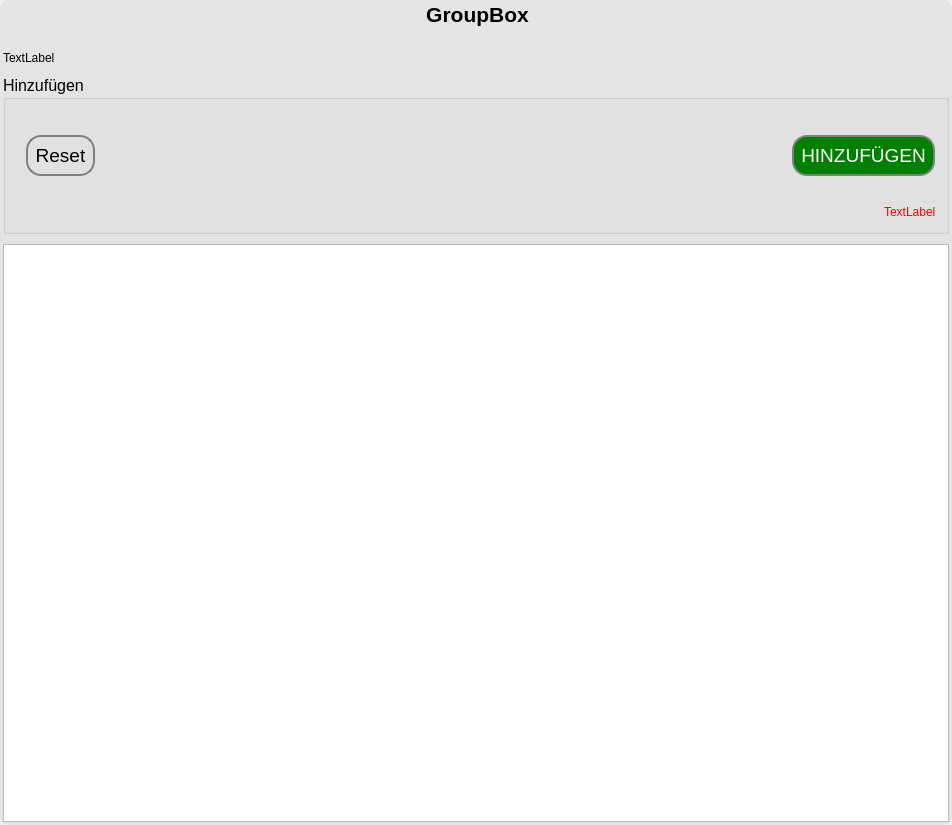
The window that fim/gui/form/array_field.ui (b-lack/qgis-fim-plugin) describes before a commit, drawn with Qt 5.
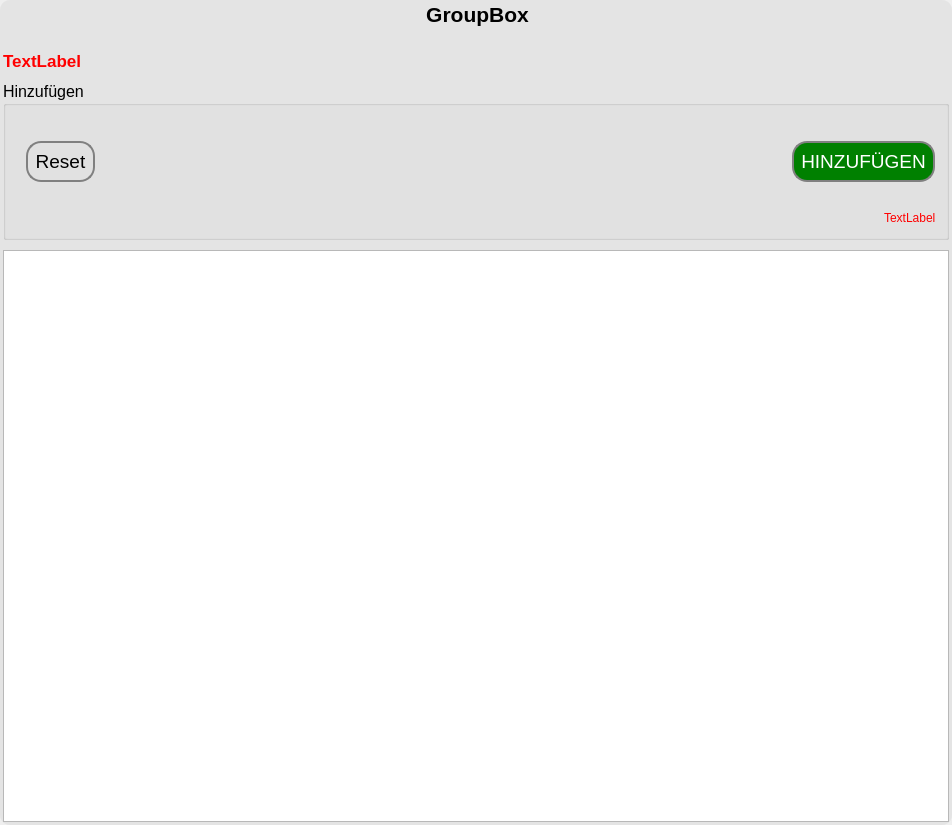
The same window after the commit. Custom widgets are drawn as their Qt base class.

Patch:
```diff
--- a/fim/gui/form/array_field.ui
+++ b/fim/gui/form/array_field.ui
@@ -83,6 +83,16 @@
           </property>
           <item>
            <widget class="QLabel" name="lfb_array_error_msg">
+            <property name="font">
+             <font>
+              <pointsize>13</pointsize>
+              <weight>75</weight>
+              <bold>true</bold>
+             </font>
+            </property>
+            <property name="styleSheet">
+             <string notr="true">color:red;</string>
+            </property>
             <property name="text">
              <string>TextLabel</string>
             </property>
@@ -96,7 +106,7 @@
              </font>
             </property>
             <property name="styleSheet">
-             <string notr="true">QgsCollapsibleGroupBoxBasic::title, QgsCollapsibleGroupBox::title {  subcontrol-origin: margin;  subcontrol-position: top left;  margin-left: 20px;  margin-right: 5px;  left: 0px;  top: 1px;}QgsCollapsibleGroupBoxBasic::title, QgsCollapsibleGroupBox::title {  subcontrol-origin: margin;  subcontrol-position: top left;  margin-left: 20px;  margin-right: 5px;  left: 0px;  top: 1px;}</string>
+             <string notr="true">QgsCollapsibleGroupBoxBasic::title, QgsCollapsibleGroupBox::title {  subcontrol-origin: margin;  subcontrol-position: top left;  margin-left: 20px;  margin-right: 5px;  left: 0px;  top: 1px;}QgsCollapsibleGroupBoxBasic::title, QgsCollapsibleGroupBox::title {  subcontrol-origin: margin;  subcontrol-position: top left;  margin-left: 20px;  margin-right: 5px;  left: 0px;  top: 1px;}QgsCollapsibleGroupBoxBasic::title, QgsCollapsibleGroupBox::title {  subcontrol-origin: margin;  subcontrol-position: top left;  margin-left: 20px;  margin-right: 5px;  left: 0px;  top: 1px;}</string>
             </property>
             <property name="title">
              <string>Hinzufügen</string>
```
